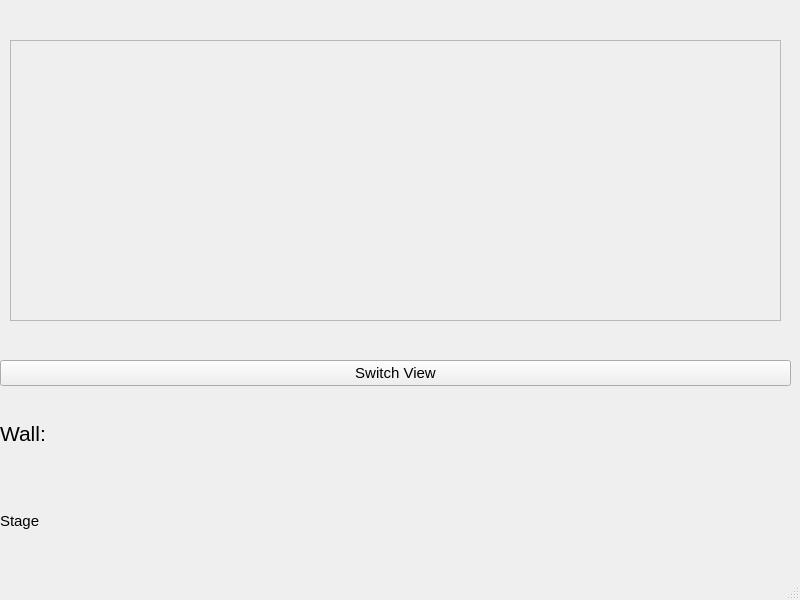
Above: Greyform-linux/Python_Application/UI_Design/mainframe.ui from mokzhizhuan/GreyForm_UIs before the change. Below: the same form after it.
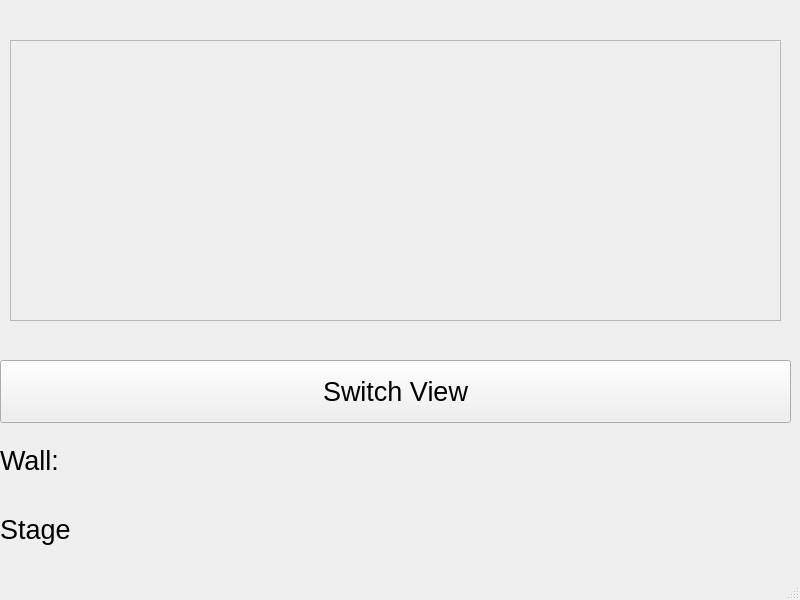
That is the form after the change. The open tabs and pages were chosen to show the change.

What changed in the file:
```diff
--- a/Greyform-linux/Python_Application/UI_Design/mainframe.ui
+++ b/Greyform-linux/Python_Application/UI_Design/mainframe.ui
@@ -342,12 +342,23 @@
          <item>
           <layout class="QVBoxLayout" name="verticalLayout_6" stretch="3">
            <item>
-            <layout class="QVBoxLayout" name="verticalLayout_21" stretch="0,2,2">
+            <layout class="QVBoxLayout" name="verticalLayout_21" stretch="2,2,2">
              <property name="sizeConstraint">
               <enum>QLayout::SetNoConstraint</enum>
              </property>
              <item>
               <widget class="QPushButton" name="viewButton">
+               <property name="sizePolicy">
+                <sizepolicy hsizetype="MinimumExpanding" vsizetype="MinimumExpanding">
+                 <horstretch>0</horstretch>
+                 <verstretch>0</verstretch>
+                </sizepolicy>
+               </property>
+               <property name="font">
+                <font>
+                 <pointsize>20</pointsize>
+                </font>
+               </property>
                <property name="text">
                 <string>Switch View</string>
                </property>
@@ -357,7 +368,7 @@
               <widget class="QLabel" name="walllabel">
                <property name="font">
                 <font>
-                 <pointsize>16</pointsize>
+                 <pointsize>20</pointsize>
                 </font>
                </property>
                <property name="text">
@@ -367,6 +378,11 @@
              </item>
              <item>
               <widget class="QLabel" name="Stagelabel">
+               <property name="font">
+                <font>
+                 <pointsize>20</pointsize>
+                </font>
+               </property>
                <property name="text">
                 <string>Stage</string>
                </property>
```
